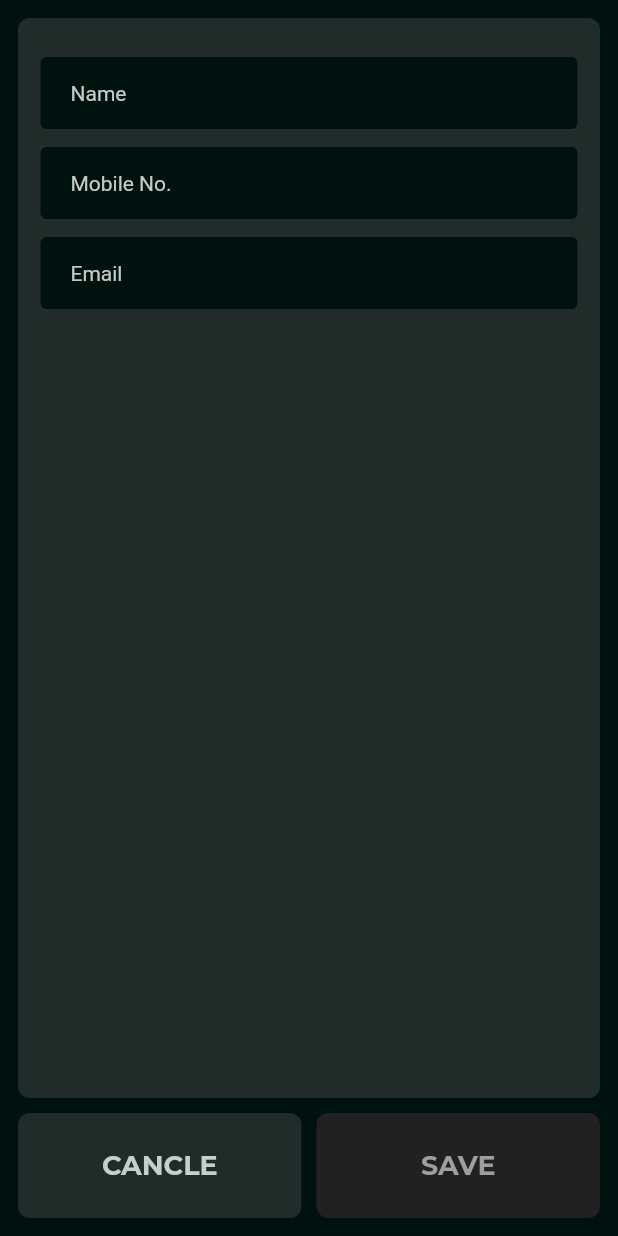
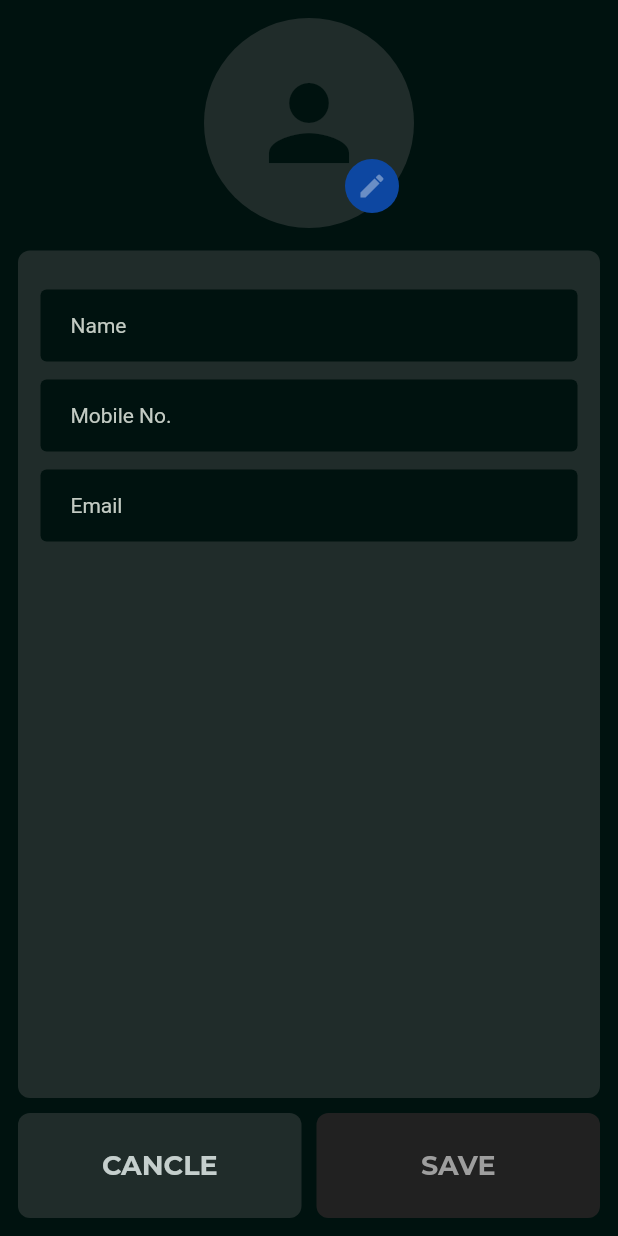
Before and after one commit to Suheb786/hive_crud_with_bloc, a Flutter app: the AddContactView screen opened by its route, on a phone screen of 412 x 824 dp. Run offline on Flutter 3.47's test engine with Material 2 defaults, Android fonts, the light colour scheme and no system bars; our stand-ins replace bloc, flutter_bloc, google_fonts, hive, hive_flutter, image_picker; accounts and stored records are empty; Roboto replaces fonts that are missing (Gotham).

Commit message:
minor bug fixes

```diff
--- a/lib/app/module/add_contact/views/add_contact_view.dart
+++ b/lib/app/module/add_contact/views/add_contact_view.dart
@@ -6,6 +6,7 @@ import 'package:flutter/src/widgets/framework.dart';
 import 'package:flutter_bloc/flutter_bloc.dart';
 import 'package:google_fonts/google_fonts.dart';
 import 'package:hive/hive.dart';
+import 'package:image_picker/image_picker.dart';
 import '../../../data/Model/contact_details.dart';
 import '../../../data/constants/colors.dart';
 import '../../../data/widgets/customTextFormField.dart';
@@ -46,8 +47,43 @@ class _AddContactViewState extends State<AddContactView> {
             padding: const EdgeInsets.all(12.0),
             child: Column(
               children: [
+                Padding(
+                  padding: const EdgeInsets.only(bottom: 15),
+                  child: Expanded(
+                      child: Stack(
+                    children: [
+                      const CircleAvatar(
+                        backgroundColor: LIGHT_GREEN,
+                        radius: 70,
+                        child: Icon(
+                          Icons.person,
+                          color: DARK_GREEN,
+                          size: 80,
+                        ),
+                      ),
+                      Positioned(
+                        right: 10,
+                        bottom: 10,
+                        child: GestureDetector(
+                          onTap: () {
+                            ImagePicker();
+                          },
+                          child: CircleAvatar(
+                            radius: 18,
+                            backgroundColor: DARK_BLUE,
+                            child: const Icon(
+                              Icons.edit,
+                              size: 20,
+                              color: Colors.white38,
+                            ),
+                          ),
+                        ),
+                      ),
+                    ],
+                  )),
+                ),
                 Expanded(
-                  // flex: 10,
+                  flex: 8,
                   child: Container(
                     decoration: BoxDecoration(
                         borderRadius: BorderRadius.circular(8),
@@ -149,11 +185,10 @@ class _AddContactViewState extends State<AddContactView> {
                                   fontColor: Colors.white,
                                   onTap: () {
                                     ContactModel modelvalue = ContactModel(
-                                      names,
-                                      int.parse(phones),
-                                      extraValue,
-                                      dateTime
-                                    );
+                                        names,
+                                        int.parse(phones),
+                                        extraValue,
+                                        dateTime);
                                     // contactBox.add(modelvalue);
                                     contactBox.put(modelvalue.name, modelvalue);
                                     Navigator.pop(context);
--- a/lib/app/module/add_contact/views/update_contact_view.dart
+++ b/lib/app/module/add_contact/views/update_contact_view.dart
@@ -1,8 +1,5 @@
 import 'dart:developer';
-import 'dart:ffi';
 import 'package:flutter/material.dart';
-import 'package:flutter/src/foundation/key.dart';
-import 'package:flutter/src/widgets/framework.dart';
 import 'package:flutter_bloc/flutter_bloc.dart';
 import 'package:google_fonts/google_fonts.dart';
 import 'package:hive/hive.dart';
@@ -11,7 +8,6 @@ import '../../../data/constants/colors.dart';
 import '../../../data/widgets/customTextFormField.dart';
 import '../../../data/widgets/saveButton.dart';
 import '../bloc/add_contact_bloc.dart';
-import '../../home/home_view.dart';
 
 class UpdateContact extends StatefulWidget {
   String keyValue;
--- a/lib/app/module/home/cubit/sorted_button_state.dart
+++ b/lib/app/module/home/cubit/sorted_button_state.dart
@@ -1,5 +1,5 @@
 import 'package:flutter/material.dart';
-import 'package:hive_crud_with_bloc/app/data/Model/contact_details.dart';
+import '../../../data/Model/contact_details.dart';
 
 @immutable
 abstract class SortedButtonState {}
--- a/pubspec.yaml
+++ b/pubspec.yaml
@@ -17,6 +17,7 @@ dependencies:
   google_fonts: ^3.0.1
   hive: ^2.2.3
   hive_flutter: ^1.1.0
+  image_picker: ^0.8.5+3
 
 dev_dependencies:
   build_runner: null
```
Also changed, not shown: lib/app/module/home/view/home_view.dart (renamed from lib/app/module/home/home_view.dart, +9 -10 lines), lib/app/routes/router.dart (+4 -4 lines), lib/main.dart (+4 -4 lines), lib/app/module/home/bloc/home_bloc.dart (renamed from lib/app/module/home/home_bloc.dart), lib/app/module/home/bloc/home_event.dart (renamed from lib/app/module/home/home_event.dart), lib/app/module/home/bloc/home_state.dart (renamed from lib/app/module/home/home_state.dart), lib/app/module/home/cubit/home_cubit.dart (added), lib/app/module/home/cubit/home_state.dart (added), pubspec.lock.
